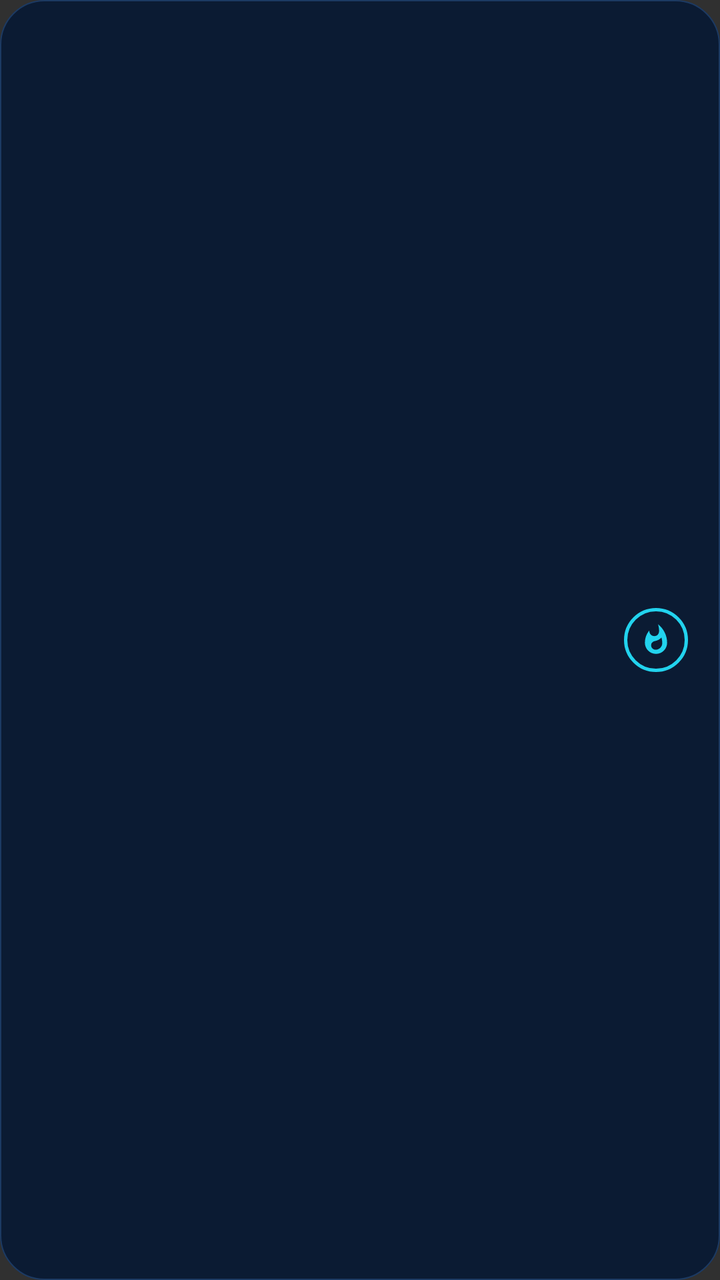
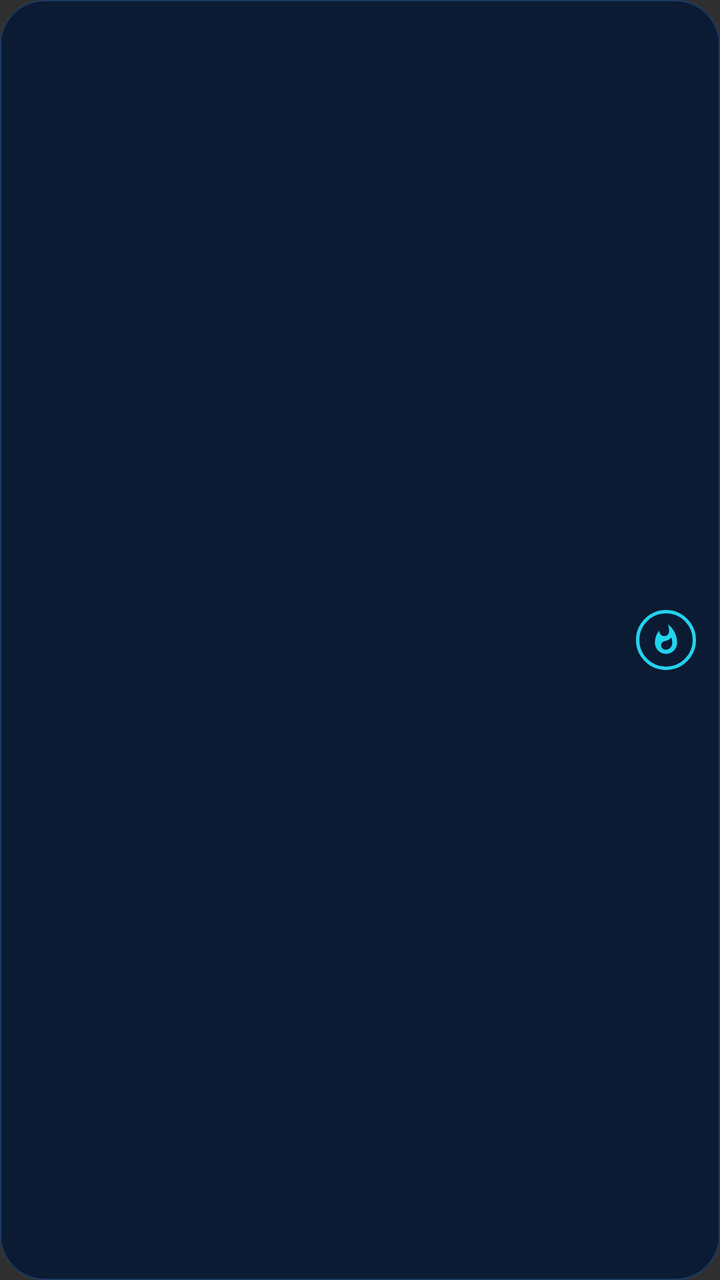

Before-and-after screenshots of an Android layout around one commit, followed by the original layout XML and the change that was made.
<!-- AndroidManifest.xml: application theme Theme.CiboTimer -->
<!-- res/layout/widget_cibotimer.xml -->
<?xml version="1.0" encoding="utf-8"?>
<LinearLayout xmlns:android="http://schemas.android.com/apk/res/android"
    android:id="@+id/widget_2x1_root"
    android:layout_width="match_parent"
    android:layout_height="match_parent"
    android:background="@drawable/widget_bg_fasting"
    android:orientation="horizontal"
    android:paddingStart="10dp"
    android:paddingEnd="10dp"
    android:paddingTop="8dp"
    android:paddingBottom="8dp"
    android:gravity="center_vertical">

    
    <LinearLayout
        android:layout_width="0dp"
        android:layout_height="wrap_content"
        android:layout_weight="1"
        android:minWidth="0dp"
        android:layout_marginEnd="6dp"
        android:orientation="vertical"
        android:gravity="center_vertical">

        
        <TextView
            android:id="@+id/widget_2x1_status"
            android:layout_width="match_parent"
            android:layout_height="wrap_content"
            android:textColor="#8FA3BF"
            android:textSize="11dp"
            android:fontFamily="sans-serif-medium"
            android:includeFontPadding="false"
            android:singleLine="true"
            android:maxLines="1"
            android:ellipsize="end" />

        
        <TextView
            android:id="@+id/widget_2x1_time_remaining"
            android:layout_width="match_parent"
            android:layout_height="wrap_content"
            android:layout_marginTop="2dp"
            android:textColor="#FFFFFF"
            android:textSize="22dp"
            android:fontFamily="sans-serif-medium"
            android:includeFontPadding="false"
            android:singleLine="true"
            android:maxLines="1"
            android:ellipsize="end"
            android:autoSizeTextType="uniform"
            android:autoSizeMinTextSize="18dp"
            android:autoSizeMaxTextSize="22dp"
            android:autoSizeStepGranularity="1dp" />

        
        <TextView
            android:id="@+id/widget_2x1_next_period"
            android:layout_width="match_parent"
            android:layout_height="wrap_content"
            android:layout_marginTop="2dp"
            android:textColor="#FFFFFF"
            android:textSize="12dp"
            android:fontFamily="sans-serif-medium"
            android:includeFontPadding="false"
            android:maxLines="2"
            android:ellipsize="end" />
    </LinearLayout>

    
    <FrameLayout
        android:id="@+id/widget_2x1_action_container"
        android:layout_width="44dp"
        android:layout_height="44dp">

        <ImageView
            android:id="@+id/widget_2x1_action_button"
            android:layout_width="32dp"
            android:layout_height="32dp"
            android:layout_gravity="center"
            android:background="@drawable/widget_button_circle_fasting"
            android:padding="7.5dp"
            android:scaleType="fitCenter"
            android:src="@drawable/ic_widget_flame"
            android:contentDescription="@string/widget_action_eat" />
    </FrameLayout>

</LinearLayout>
<!-- resources referenced by this layout -->
<resources>
  <!-- drawable ic_widget_flame (drawable) -->
  <?xml version="1.0" encoding="utf-8"?>
  <vector xmlns:android="http://schemas.android.com/apk/res/android"
      android:width="24dp"
      android:height="24dp"
      android:viewportWidth="24"
      android:viewportHeight="24">
      <path
          android:fillColor="#22D3EE"
          android:pathData="M13.5,0.67s.74,2.65 .74,4.8c0,2.06 -1.35,3.73 -3.41,3.73 -2.07,0 -3.63,-1.67 -3.63,-3.73l.03,-0.36C5.21,7.51 4,10.61 4,14c0,4.42 3.58,8 8,8s8,-3.58 8,-8C20,8.61 17.41,3.8 13.5,0.67zM11.71,19c-1.78,0 -3.22,-1.4 -3.22,-3.14 0,-1.62 1.05,-2.76 2.81,-3.12 1.77,-0.36 3.6,-1.21 4.62,-2.58 .39,1.29 .59,2.65 .59,4.04 0,2.65 -2.15,4.8 -4.8,4.8z"/>
  </vector>
  <!-- drawable widget_bg_fasting (drawable) -->
  <?xml version="1.0" encoding="utf-8"?>
  <shape xmlns:android="http://schemas.android.com/apk/res/android"
      android:shape="rectangle">
      <solid android:color="#0B1B33" />
      <stroke
          android:width="0.5dp"
          android:color="#1C3A63" />
      <corners android:radius="22dp" />
  </shape>
  <!-- drawable widget_button_circle_fasting (drawable) -->
  <?xml version="1.0" encoding="utf-8"?>
  <shape xmlns:android="http://schemas.android.com/apk/res/android"
      android:shape="oval">
      <solid android:color="#0B1B33" />
      <stroke
          android:width="1.5dp"
          android:color="#22D3EE" />
  </shape>
  <string name="widget_action_eat">Eat</string>
  <style name="Theme.CiboTimer" parent="android:Theme.Material.NoActionBar">
          <item name="android:statusBarColor">#060B12</item>
          <item name="android:navigationBarColor">#060B12</item>
          <item name="android:windowLightNavigationBar">false</item>
      </style>
</resources>

<!-- the commit's change to res/layout/widget_cibotimer.xml (unified diff, before → after) -->
@@ -5,10 +5,10 @@
     android:layout_height="match_parent"
     android:background="@drawable/widget_bg_fasting"
     android:orientation="horizontal"
-    android:paddingStart="10dp"
-    android:paddingEnd="10dp"
-    android:paddingTop="8dp"
-    android:paddingBottom="8dp"
+    android:paddingStart="8dp"
+    android:paddingEnd="8dp"
+    android:paddingTop="6dp"
+    android:paddingBottom="6dp"
     android:gravity="center_vertical">
 
     
@@ -17,7 +17,7 @@
         android:layout_height="wrap_content"
         android:layout_weight="1"
         android:minWidth="0dp"
-        android:layout_marginEnd="6dp"
+        android:layout_marginEnd="4dp"
         android:orientation="vertical"
         android:gravity="center_vertical">
 
@@ -39,17 +39,17 @@
             android:id="@+id/widget_2x1_time_remaining"
             android:layout_width="match_parent"
             android:layout_height="wrap_content"
-            android:layout_marginTop="2dp"
+            android:layout_marginTop="1dp"
             android:textColor="#FFFFFF"
-            android:textSize="22dp"
+            android:textSize="17dp"
             android:fontFamily="sans-serif-medium"
             android:includeFontPadding="false"
             android:singleLine="true"
             android:maxLines="1"
             android:ellipsize="end"
             android:autoSizeTextType="uniform"
-            android:autoSizeMinTextSize="18dp"
-            android:autoSizeMaxTextSize="22dp"
+            android:autoSizeMinTextSize="12dp"
+            android:autoSizeMaxTextSize="17dp"
             android:autoSizeStepGranularity="1dp" />
 
         
@@ -57,9 +57,9 @@
             android:id="@+id/widget_2x1_next_period"
             android:layout_width="match_parent"
             android:layout_height="wrap_content"
-            android:layout_marginTop="2dp"
+            android:layout_marginTop="1dp"
             android:textColor="#FFFFFF"
-            android:textSize="12dp"
+            android:textSize="11.5dp"
             android:fontFamily="sans-serif-medium"
             android:includeFontPadding="false"
             android:maxLines="2"
@@ -69,16 +69,16 @@
     
     <FrameLayout
         android:id="@+id/widget_2x1_action_container"
-        android:layout_width="44dp"
-        android:layout_height="44dp">
+        android:layout_width="38dp"
+        android:layout_height="38dp">
 
         <ImageView
             android:id="@+id/widget_2x1_action_button"
-            android:layout_width="32dp"
-            android:layout_height="32dp"
+            android:layout_width="30dp"
+            android:layout_height="30dp"
             android:layout_gravity="center"
             android:background="@drawable/widget_button_circle_fasting"
-            android:padding="7.5dp"
+            android:padding="6.5dp"
             android:scaleType="fitCenter"
             android:src="@drawable/ic_widget_flame"
             android:contentDescription="@string/widget_action_eat" />
